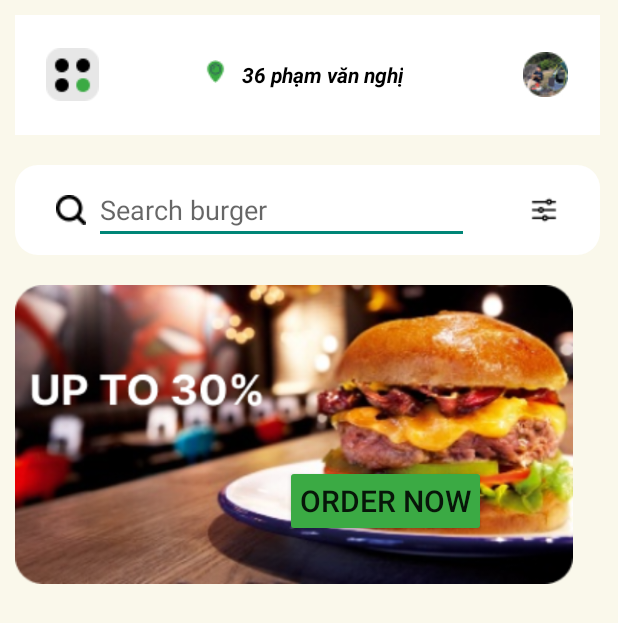
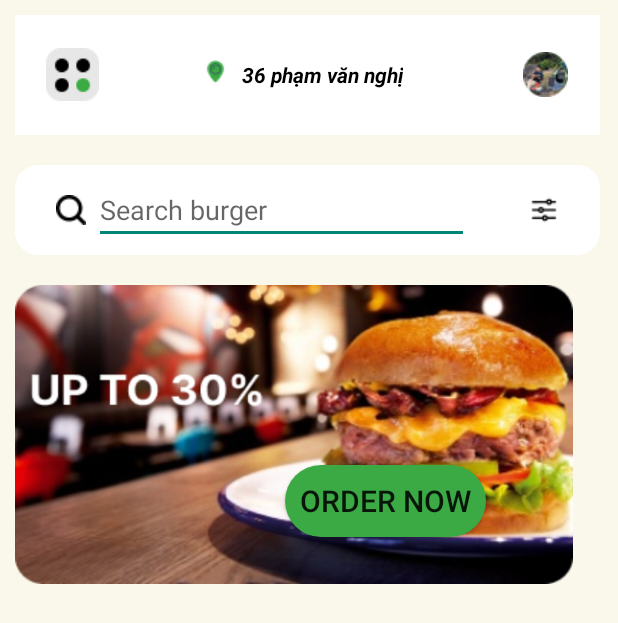
Before and after one commit to baohng/baemax, an Android app: the layout activity_homepage.xml on its own in the app's theme, with its tools: preview values and no code run, on a phone screen of 412 x 824 dp. Shown: the top 623 px of the screen. Run offline under Robolectric (Android 15) with nearby library versions, the phone set to English and light mode, and no system bars.

Commit message:
testing transfer homepage to food-cate

```diff
--- a/app/src/main/res/layout/activity_homepage.xml
+++ b/app/src/main/res/layout/activity_homepage.xml
@@ -108,11 +108,12 @@
                 tools:layout_editor_absoluteY="185dp">
 
                 <Button
-                    android:id="@+id/btnOder"
+                    android:id="@+id/btnORDERHomepage"
                     android:layout_width="wrap_content"
                     android:layout_height="wrap_content"
                     android:layout_marginLeft="180dp"
                     android:layout_marginTop="120dp"
+                    android:background="@drawable/bg_order_btn"
                     android:backgroundTint="@color/btnColor"
                     android:padding="10dp"
                     android:text="ORDER NOW"
```
Also changed, not shown: app/src/main/java/ute/application/baemax/activities/Homepage.java (+25 -0 lines), app/src/main/res/layout/activity_list_view.xml (+17 -18 lines).
